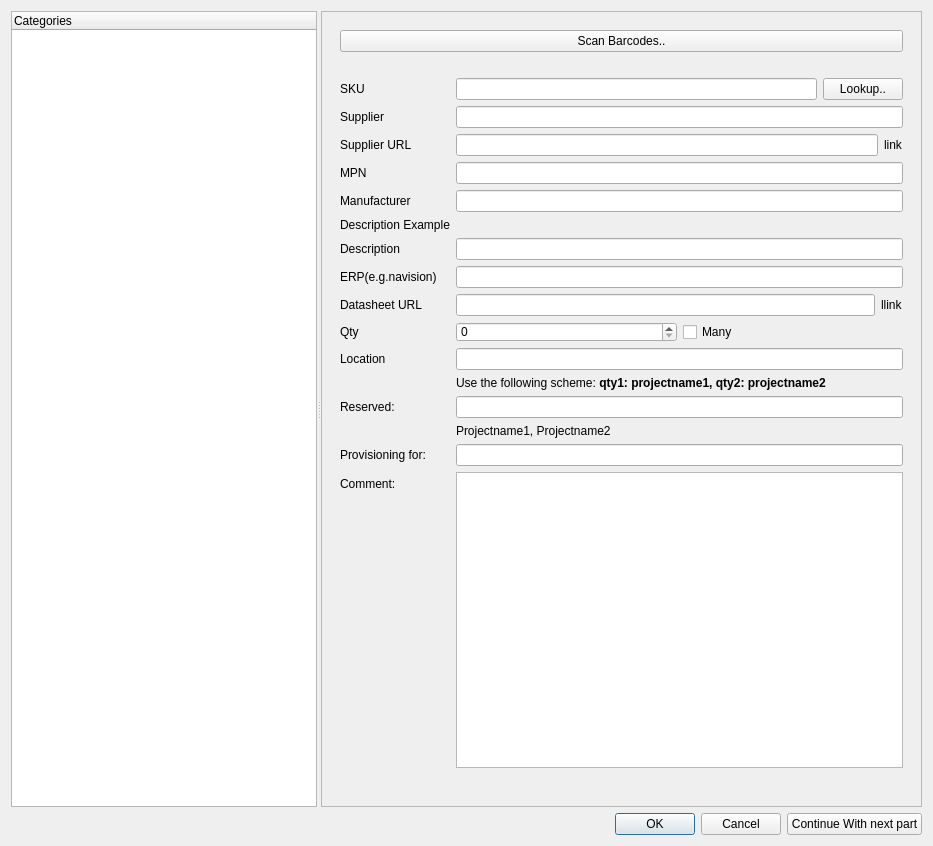
Qt form partcreationwindow.ui (ArnePhotonics/EpartStocker) before a commit.
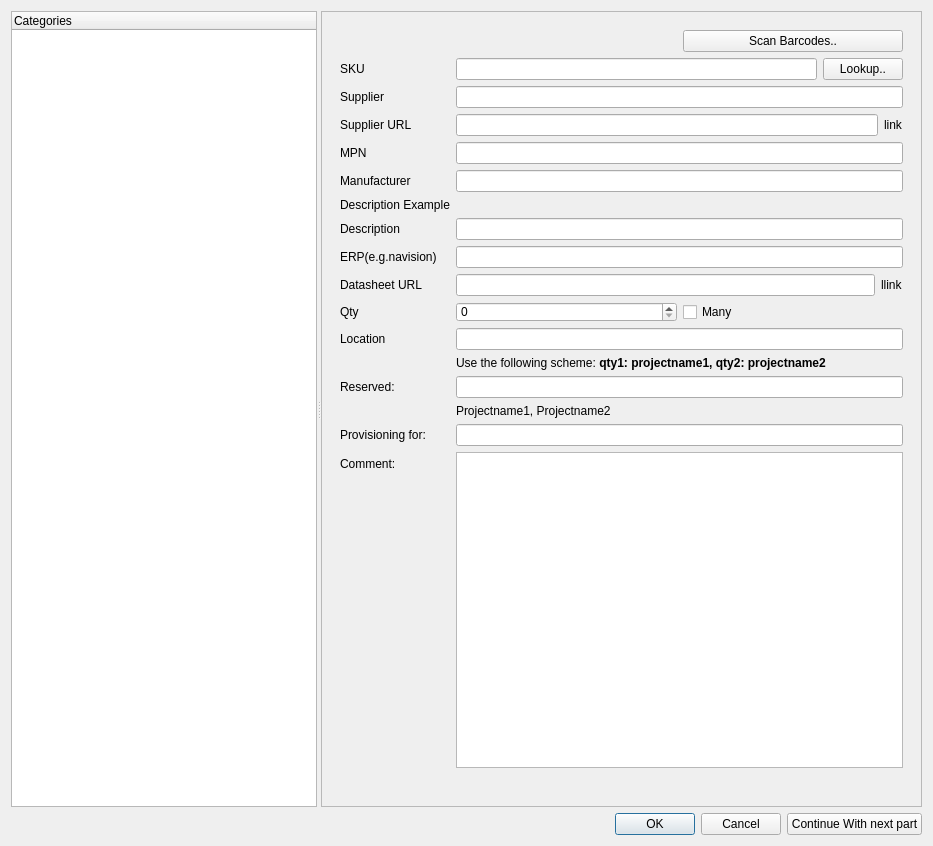
The same form after that commit.

Commit message: detail window more looks better on linux

What changed in the file:
```diff
--- a/partcreationwindow.ui
+++ b/partcreationwindow.ui
@@ -41,8 +41,8 @@
         <rect>
          <x>0</x>
          <y>0</y>
-         <width>625</width>
-         <height>407</height>
+         <width>665</width>
+         <height>503</height>
         </rect>
        </property>
        <layout class="QGridLayout" name="gridLayout_2">
@@ -66,10 +66,13 @@
              </item>
              <item row="2" column="1">
               <layout class="QHBoxLayout" name="horizontalLayout_3">
+               <property name="sizeConstraint">
+                <enum>QLayout::SetFixedSize</enum>
+               </property>
                <item>
                 <widget class="QLineEdit" name="sKULineEdit">
                  <property name="sizePolicy">
-                  <sizepolicy hsizetype="Preferred" vsizetype="Preferred">
+                  <sizepolicy hsizetype="Expanding" vsizetype="Preferred">
                    <horstretch>0</horstretch>
                    <verstretch>0</verstretch>
                   </sizepolicy>
@@ -314,21 +317,25 @@
                </property>
               </widget>
              </item>
-             <item row="0" column="1">
+             <item row="1" column="1">
+              <layout class="QHBoxLayout" name="horizontalLayout_9">
+               <item>
               <widget class="QLabel" name="imageLabel">
                <property name="text">
                 <string/>
                </property>
               </widget>
              </item>
-            </layout>
-           </item>
-           <item row="0" column="0">
+               <item>
             <widget class="QPushButton" name="scanbarcodeButton">
              <property name="text">
               <string>Scan Barcodes..</string>
              </property>
             </widget>
+               </item>
+              </layout>
+             </item>
+            </layout>
            </item>
           </layout>
          </widget>
```
Lines whose indentation alone changed are shown as unchanged.
